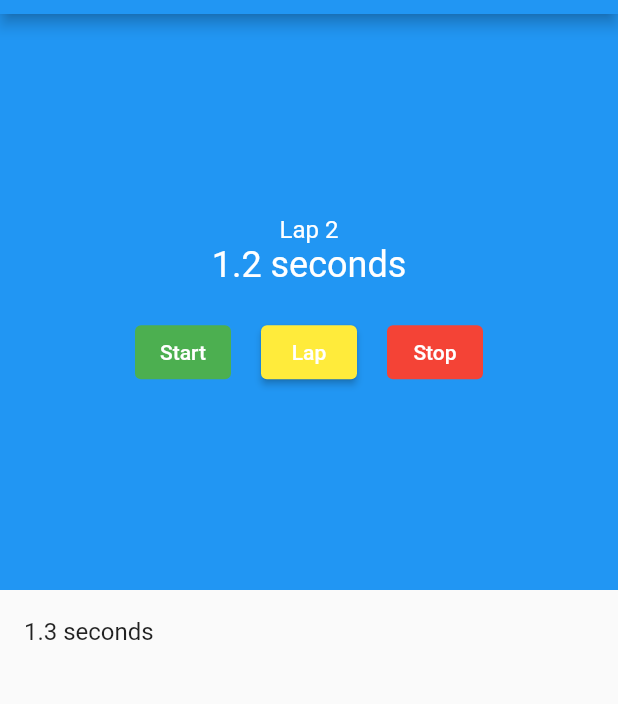
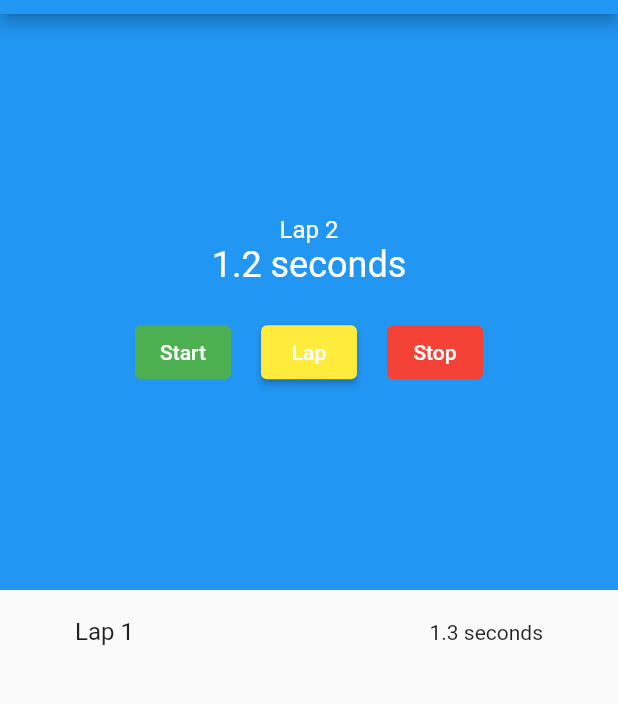
Before and after one commit to co360/flutter-cookbook, a Flutter app: the screen it shows after launch, after a tap on "Start", after a tap on "Lap", on a phone screen of 412 x 824 dp, the part 70-774 px from its top. Run offline on Flutter 3.47's test engine with Material 2 defaults, Android fonts, the phone set to English and light mode, and no system bars; our stand-ins replace google_fonts.

```diff
--- a/05-adding-interactivity/stopwatch/lib/stopwatch.dart
+++ b/05-adding-interactivity/stopwatch/lib/stopwatch.dart
@@ -13,6 +13,8 @@ class _StopWatchState extends State<StopWatch> {
   late Timer timer;
   late bool isTicking = false;
   final laps = <int>[];
+  final itemHeight = 60.0;
+  final scrollController = ScrollController();
 
   void _onTick(Timer time) {
     setState(() {
@@ -128,17 +130,26 @@ class _StopWatchState extends State<StopWatch> {
       laps.add(milliseconds);
       milliseconds = 0;
     });
+
+    scrollController.animateTo(itemHeight * laps.length,
+        duration: Duration(milliseconds: 500), curve: Curves.easeIn);
   }
 
   Widget _buildLapDisplay() {
-    return ListView(
-      children: [
-        for (int milliseconds in laps)
-          ListTile(
-            title: Text(_secondsText(milliseconds)),
-          )
-      ],
-    );
+    return Scrollbar(
+        child: ListView.builder(
+      controller: scrollController,
+      itemExtent: itemHeight,
+      itemCount: laps.length,
+      itemBuilder: (context, index) {
+        final milliseconds = laps[index];
+        return ListTile(
+          contentPadding: EdgeInsets.symmetric(horizontal: 50),
+          title: Text('Lap ${index + 1}'),
+          trailing: Text(_secondsText(milliseconds)),
+        );
+      },
+    ));
   }
 
   @override
```
